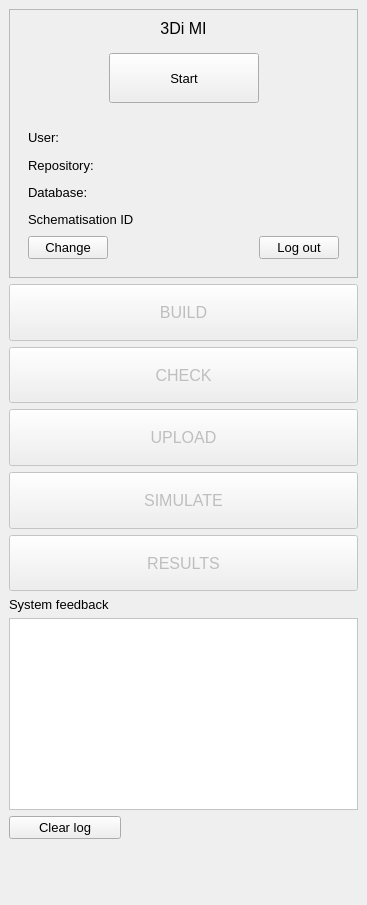
First picture: the form in threedi_api_qgis_client/ui/threedi_api_qgis_client_dockwidget_base.ui, repository nens/threedi-api-qgis-client, before the edit.
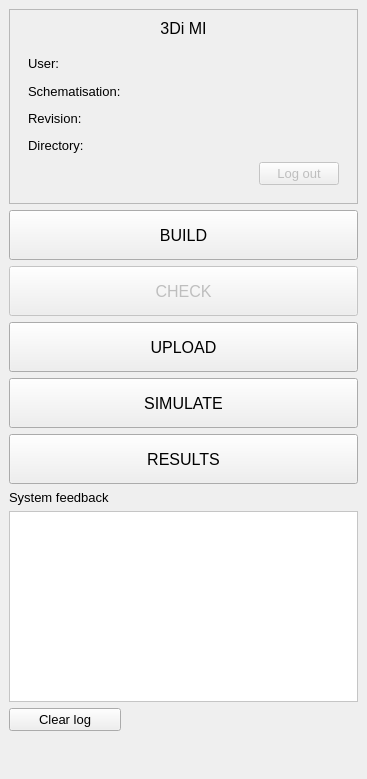
Second picture: the form after the edit. Icons and pictures are not drawn.

Patch:
```diff
--- a/threedi_api_qgis_client/ui/threedi_api_qgis_client_dockwidget_base.ui
+++ b/threedi_api_qgis_client/ui/threedi_api_qgis_client_dockwidget_base.ui
@@ -7,7 +7,7 @@
     <x>0</x>
     <y>0</y>
     <width>367</width>
-    <height>905</height>
+    <height>779</height>
    </rect>
   </property>
   <property name="font">
@@ -34,7 +34,7 @@
     <item row="6" column="0" colspan="3">
      <widget class="QToolButton" name="btn_results">
       <property name="enabled">
-       <bool>false</bool>
+       <bool>true</bool>
       </property>
       <property name="sizePolicy">
        <sizepolicy hsizetype="Expanding" vsizetype="Expanding">
@@ -154,7 +154,7 @@
     <item row="2" column="0" colspan="3">
      <widget class="QToolButton" name="btn_build">
       <property name="enabled">
-       <bool>false</bool>
+       <bool>true</bool>
       </property>
       <property name="sizePolicy">
        <sizepolicy hsizetype="Expanding" vsizetype="Expanding">
@@ -197,7 +197,7 @@
     <item row="4" column="0" colspan="3">
      <widget class="QToolButton" name="btn_upload">
       <property name="enabled">
-       <bool>false</bool>
+       <bool>true</bool>
       </property>
       <property name="sizePolicy">
        <sizepolicy hsizetype="Expanding" vsizetype="Expanding">
@@ -250,7 +250,7 @@
     <item row="5" column="0" colspan="3">
      <widget class="QToolButton" name="btn_simulate">
       <property name="enabled">
-       <bool>false</bool>
+       <bool>true</bool>
       </property>
       <property name="sizePolicy">
        <sizepolicy hsizetype="Expanding" vsizetype="Expanding">
@@ -302,7 +302,7 @@
        <enum>QFrame::Plain</enum>
       </property>
       <layout class="QGridLayout" name="gridLayout_4">
-       <item row="4" column="1">
+       <item row="3" column="1">
         <widget class="QWidget" name="widget_authorized" native="true">
          <property name="minimumSize">
           <size>
@@ -311,34 +311,22 @@
           </size>
          </property>
          <layout class="QGridLayout" name="gridLayout_3">
-          <item row="0" column="2">
-           <widget class="QLabel" name="label_user">
-            <property name="font">
-             <font>
-              <weight>75</weight>
-              <bold>true</bold>
-             </font>
-            </property>
-            <property name="layoutDirection">
-             <enum>Qt::LeftToRight</enum>
-            </property>
+          <item row="1" column="0">
+           <widget class="QLabel" name="label_2">
             <property name="text">
-             <string/>
+             <string>Schematisation:</string>
             </property>
-            <property name="alignment">
-             <set>Qt::AlignRight|Qt::AlignTrailing|Qt::AlignVCenter</set>
-            </property>
            </widget>
           </item>
-          <item row="3" column="0">
-           <widget class="QLabel" name="label_5">
+          <item row="0" column="0">
+           <widget class="QLabel" name="label">
             <property name="text">
-             <string>Schematisation ID</string>
+             <string>User:</string>
             </property>
            </widget>
           </item>
-          <item row="3" column="2">
-           <widget class="QLabel" name="label_schematisation_id">
+          <item row="1" column="2">
+           <widget class="QLabel" name="label_schematisation">
             <property name="font">
              <font>
               <weight>75</weight>
@@ -353,38 +341,8 @@
             </property>
            </widget>
           </item>
-          <item row="2" column="2">
-           <widget class="QLabel" name="label_db">
-            <property name="font">
-             <font>
-              <weight>75</weight>
-              <bold>true</bold>
-             </font>
-            </property>
-            <property name="text">
-             <string/>
-            </property>
-            <property name="alignment">
-             <set>Qt::AlignRight|Qt::AlignTrailing|Qt::AlignVCenter</set>
-            </property>
-           </widget>
-          </item>
-          <item row="2" column="0">
-           <widget class="QLabel" name="label_4">
-            <property name="text">
-             <string>Database:</string>
-            </property>
-           </widget>
-          </item>
           <item row="4" column="0" colspan="3">
            <layout class="QHBoxLayout" name="horizontalLayout">
-            <item>
-             <widget class="QPushButton" name="btn_change_repo">
-              <property name="text">
-               <string>Change</string>
-              </property>
-             </widget>
-            </item>
             <item>
              <spacer name="horizontalSpacer_3">
               <property name="orientation">
@@ -400,6 +358,9 @@
             </item>
             <item>
              <widget class="QPushButton" name="btn_log_out">
+              <property name="enabled">
+               <bool>false</bool>
+              </property>
               <property name="text">
                <string>Log out</string>
               </property>
@@ -407,15 +368,27 @@
             </item>
            </layout>
           </item>
-          <item row="0" column="0">
-           <widget class="QLabel" name="label">
+          <item row="0" column="2">
+           <widget class="QLabel" name="label_user">
+            <property name="font">
+             <font>
+              <weight>75</weight>
+              <bold>true</bold>
+             </font>
+            </property>
+            <property name="layoutDirection">
+             <enum>Qt::LeftToRight</enum>
+            </property>
             <property name="text">
-             <string>User:</string>
+             <string/>
             </property>
+            <property name="alignment">
+             <set>Qt::AlignRight|Qt::AlignTrailing|Qt::AlignVCenter</set>
+            </property>
            </widget>
           </item>
-          <item row="1" column="2">
-           <widget class="QLabel" name="label_repo">
+          <item row="3" column="2">
+           <widget class="QLabel" name="label_directory">
             <property name="font">
              <font>
               <weight>75</weight>
@@ -430,76 +403,33 @@
             </property>
            </widget>
           </item>
-          <item row="1" column="0">
-           <widget class="QLabel" name="label_2">
+          <item row="2" column="2">
+           <widget class="QLabel" name="label_revision">
+            <property name="font">
+             <font>
+              <weight>75</weight>
+              <bold>true</bold>
+             </font>
+            </property>
             <property name="text">
-             <string>Repository:</string>
+             <string/>
             </property>
+            <property name="alignment">
+             <set>Qt::AlignRight|Qt::AlignTrailing|Qt::AlignVCenter</set>
+            </property>
            </widget>
           </item>
-         </layout>
-        </widget>
-       </item>
-       <item row="1" column="1">
-        <widget class="QWidget" name="widget_unauthorized" native="true">
-         <property name="minimumSize">
-          <size>
-           <width>0</width>
-           <height>0</height>
-          </size>
-         </property>
-         <layout class="QGridLayout" name="gridLayout_2">
-          <item row="1" column="0">
-           <spacer name="horizontalSpacer">
-            <property name="orientation">
-             <enum>Qt::Horizontal</enum>
+          <item row="2" column="0">
+           <widget class="QLabel" name="label_4">
+            <property name="text">
+             <string>Revision:</string>
             </property>
-            <property name="sizeHint" stdset="0">
-             <size>
-              <width>40</width>
-              <height>20</height>
-             </size>
-            </property>
-           </spacer>
+           </widget>
           </item>
-          <item row="1" column="2">
-           <spacer name="horizontalSpacer_2">
-            <property name="orientation">
-             <enum>Qt::Horizontal</enum>
-            </property>
-            <property name="sizeType">
-             <enum>QSizePolicy::Expanding</enum>
-            </property>
-            <property name="sizeHint" stdset="0">
-             <size>
-              <width>40</width>
-              <height>20</height>
-             </size>
-            </property>
-           </spacer>
-          </item>
-          <item row="1" column="1">
-           <widget class="QPushButton" name="btn_start">
-            <property name="sizePolicy">
-             <sizepolicy hsizetype="Expanding" vsizetype="Expanding">
-              <horstretch>0</horstretch>
-              <verstretch>0</verstretch>
-             </sizepolicy>
-            </property>
-            <property name="minimumSize">
-             <size>
-              <width>150</width>
-              <height>50</height>
-             </size>
-            </property>
-            <property name="baseSize">
-             <size>
-              <width>0</width>
-              <height>0</height>
-             </size>
-            </property>
+          <item row="3" column="0">
+           <widget class="QLabel" name="label_5">
             <property name="text">
-             <string>Start</string>
+             <string>Directory:</string>
             </property>
            </widget>
           </item>
```
